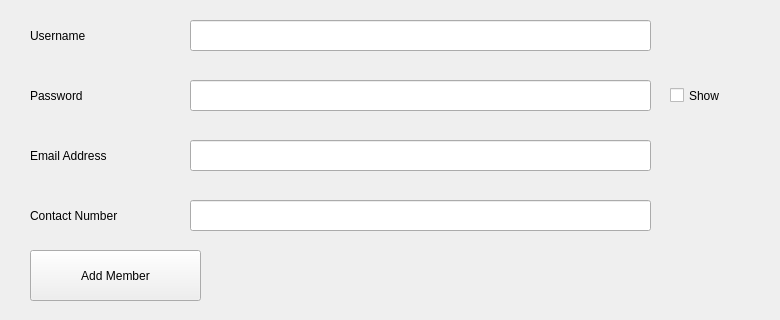
Before: the Qt Designer form addmember.ui in Frederick-Rive/CS106_LibrarySystem_GroupProject, drawn with Qt 5.
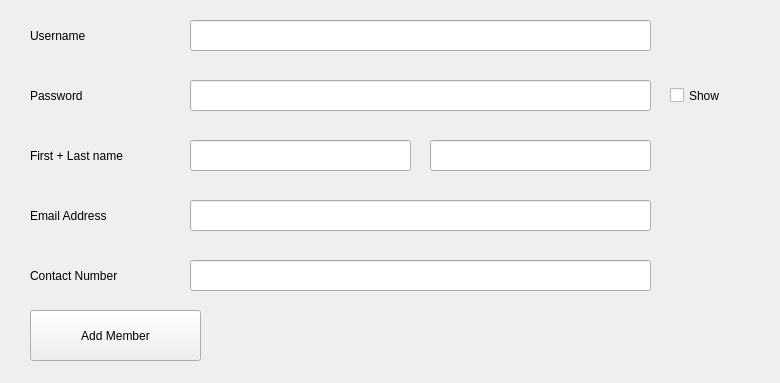
After: the same form once the commit is applied.

What changed in the file:
```diff
--- a/addmember.ui
+++ b/addmember.ui
@@ -7,7 +7,7 @@
     <x>0</x>
     <y>0</y>
     <width>780</width>
-    <height>320</height>
+    <height>383</height>
    </rect>
   </property>
   <property name="minimumSize">
@@ -85,7 +85,7 @@
    <property name="geometry">
     <rect>
      <x>30</x>
-     <y>140</y>
+     <y>200</y>
      <width>141</width>
      <height>31</height>
     </rect>
@@ -98,7 +98,7 @@
    <property name="geometry">
     <rect>
      <x>190</x>
-     <y>140</y>
+     <y>200</y>
      <width>461</width>
      <height>31</height>
     </rect>
@@ -108,7 +108,7 @@
    <property name="geometry">
     <rect>
      <x>190</x>
-     <y>200</y>
+     <y>260</y>
      <width>461</width>
      <height>31</height>
     </rect>
@@ -118,7 +118,7 @@
    <property name="geometry">
     <rect>
      <x>30</x>
-     <y>200</y>
+     <y>260</y>
      <width>141</width>
      <height>31</height>
     </rect>
@@ -131,7 +131,7 @@
    <property name="geometry">
     <rect>
      <x>30</x>
-     <y>250</y>
+     <y>310</y>
      <width>171</width>
      <height>51</height>
     </rect>
@@ -140,6 +140,45 @@
     <string>Add Member</string>
    </property>
   </widget>
+  <widget class="QLabel" name="label_6">
+   <property name="geometry">
+    <rect>
+     <x>30</x>
+     <y>140</y>
+     <width>131</width>
+     <height>31</height>
+    </rect>
+   </property>
+   <property name="text">
+    <string>First + Last name</string>
+   </property>
+  </widget>
+  <widget class="QLineEdit" name="firstnameEntry">
+   <property name="geometry">
+    <rect>
+     <x>190</x>
+     <y>140</y>
+     <width>221</width>
+     <height>31</height>
+    </rect>
+   </property>
+   <property name="echoMode">
+    <enum>QLineEdit::Normal</enum>
+   </property>
+  </widget>
+  <widget class="QLineEdit" name="lastnameEntry">
+   <property name="geometry">
+    <rect>
+     <x>430</x>
+     <y>140</y>
+     <width>221</width>
+     <height>31</height>
+    </rect>
+   </property>
+   <property name="echoMode">
+    <enum>QLineEdit::Normal</enum>
+   </property>
+  </widget>
  </widget>
  <resources/>
  <connections/>
```
